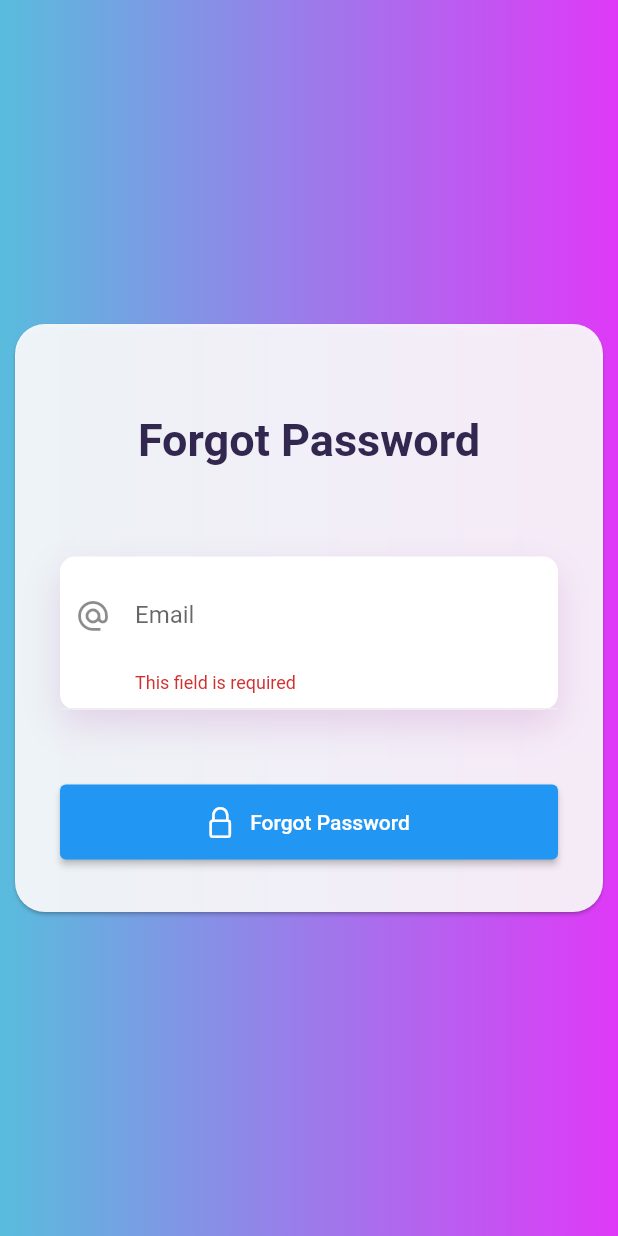
After one commit to yash1001-sojitra/mygovernweb, a Flutter app: the ForgotpassScreen screen opened by its route, after a tap on "Forgot Password", on a phone screen of 412 x 824 dp. The commit adds this screen. Run offline on Flutter 3.47's test engine with Material 2 defaults, Android fonts, the phone set to English and light mode, and no system bars; our stand-ins replace cloud_firestore, email_validator, file_picker, firebase_auth, firebase_core, firebase_storage and 6 more; accounts and stored records are empty.

Commit message:
forgot password complete

```diff
--- a/lib/Route/routes.dart
+++ b/lib/Route/routes.dart
@@ -2,6 +2,7 @@
 
 import 'package:fluro/fluro.dart';
 import 'package:flutter/material.dart';
+import 'package:mygovernweb/Screens/Authentication/forgotpass.dart';
 import 'package:mygovernweb/Screens/Authentication/signup.dart';
 import 'package:mygovernweb/Screens/HomeScreen/adminpanel.dart';
 
@@ -15,6 +16,9 @@ class Flurorouter {
   static Handler _signUpHandler = Handler(
       handlerFunc: (BuildContext? context, Map<String, dynamic> params) =>
           SignUpScreen());
+  static Handler _ForgotpassHandler = Handler(
+      handlerFunc: (BuildContext? context, Map<String, dynamic> params) =>
+          ForgotpassScreen());
   static Handler _HomescreenHandler = Handler(
       handlerFunc: (BuildContext? context, Map<String, dynamic> params) =>
           DashBoard());
@@ -32,6 +36,8 @@ class Flurorouter {
   static void setUpRouter() {
     router.define('/',
         handler: _signUpHandler, transitionType: TransitionType.fadeIn);
+    router.define('/forgotpass',
+        handler: _ForgotpassHandler, transitionType: TransitionType.fadeIn);
     router.define('/home',
         handler: _HomescreenHandler, transitionType: TransitionType.fadeIn);
     router.define('/Add_category',
--- /dev/null
+++ b/lib/Screens/Authentication/forgotpass.dart
@@ -0,0 +1,213 @@
+// ignore_for_file: use_build_context_synchronously
+
+import 'package:email_validator/email_validator.dart';
+import 'package:firebase_auth/firebase_auth.dart';
+import 'package:flutter/cupertino.dart';
+import 'package:flutter/material.dart';
+import 'package:get/get.dart';
+import 'package:lottie/lottie.dart';
+import 'package:rflutter_alert/rflutter_alert.dart';
+
+import '../../Logic/services/auth_services/auth_service.dart';
+
+class ForgotpassScreen extends StatefulWidget {
+  const ForgotpassScreen({super.key});
+
+  @override
+  State<ForgotpassScreen> createState() => _FotgotpassScreenState();
+}
+
+class _FotgotpassScreenState extends State<ForgotpassScreen> {
+  @override
+  Widget build(BuildContext context) {
+    final deviceSize = MediaQuery.of(context).size;
+
+    return Scaffold(
+      body: Container(
+        decoration: const BoxDecoration(
+          gradient:
+              LinearGradient(colors: [Color(0xff59bcdd), Color(0xffdf39f7)]),
+        ),
+        child: Row(
+          mainAxisAlignment: MainAxisAlignment.spaceAround,
+          children: [
+            if (deviceSize.width > 1100)
+              Lottie.asset('assets/animations/login_animation.json'),
+            Center(
+              child: SizedBox(
+                width: 400,
+                height: 400,
+                child: Card(
+                  shape: RoundedRectangleBorder(
+                    borderRadius: BorderRadius.circular(20),
+                  ),
+                  color: Colors.white.withAlpha(230),
+                  child: const FotgotpassForm(),
+                ),
+              ),
+            ),
+          ],
+        ),
+      ),
+    );
+  }
+}
+
+class FotgotpassForm extends StatefulWidget {
+  const FotgotpassForm({super.key});
+
+  @override
+  // ignore: library_private_types_in_public_api
+  _FotgotpassFormState createState() => _FotgotpassFormState();
+}
+
+class _FotgotpassFormState extends State<FotgotpassForm> {
+  late AuthService authService;
+  bool showLoading = false;
+  bool showAlert = false;
+  final _form = GlobalKey<FormState>();
+  bool _isValid = false;
+
+  void _saveForm() {
+    setState(() {
+      _isValid = _form.currentState!.validate();
+    });
+  }
+
+  final emailController = TextEditingController();
+  @override
+  Widget build(BuildContext context) {
+    // authService = Provider.of<AuthService>(context);
+    // final userDataProvider = Provider.of<UsereDataProvider>(context);
+
+    return Form(
+      key: _form,
+      child: ScrollConfiguration(
+        behavior: ScrollConfiguration.of(context).copyWith(scrollbars: false),
+        child: SingleChildScrollView(
+          physics: const PageScrollPhysics(),
+          child: Padding(
+              padding: const EdgeInsets.all(10.0),
+              child: Padding(
+                padding: const EdgeInsets.all(20.0),
+                child: Column(children: [
+                  const SizedBox(
+                    height: 30,
+                  ),
+                  const Text(
+                    'Forgot Password',
+                    style: TextStyle(
+                        color: Color.fromRGBO(49, 39, 79, 1),
+                        fontWeight: FontWeight.bold,
+                        fontSize: 30),
+                  ),
+                  const SizedBox(
+                    height: 60,
+                  ),
+                  Column(
+                    children: <Widget>[
+                      Container(
+                        decoration: BoxDecoration(
+                            borderRadius: BorderRadius.circular(10),
+                            color: Colors.white,
+                            boxShadow: const [
+                              BoxShadow(
+                                color: Color.fromRGBO(196, 135, 198, .3),
+                                blurRadius: 20,
+                                offset: Offset(0, 10),
+                              )
+                            ]),
+                        child: Container(
+                          padding: const EdgeInsets.all(10),
+                          decoration: BoxDecoration(
+                              border: Border(
+                                  bottom:
+                                      BorderSide(color: Colors.grey.shade200))),
+                          child: TextFormField(
+                            controller: emailController,
+                            validator: (value) {
+                              if (value == null || value.isEmpty) {
+                                return 'This field is required';
+                              }
+
+                              // using regular expression
+                              if (!RegExp(r'\S+@\S+\.\S+').hasMatch(value)) {
+                                return "Please enter a valid email address";
+                              }
+
+                              // the email is valid
+                              return null;
+                            },
+                            decoration: const InputDecoration(
+                                icon: Icon(Icons.alternate_email_outlined),
+                                labelText: "Email",
+                                hintText: "Email",
+                                border: InputBorder.none,
+                                hintStyle: TextStyle(color: Colors.grey)),
+                          ),
+                        ),
+                      ),
+                      const SizedBox(
+                        height: 20,
+                      ),
+                      const SizedBox(height: 30),
+                      ElevatedButton.icon(
+                        style: ElevatedButton.styleFrom(
+                            minimumSize: const Size.fromHeight(50)),
+                        onPressed: () async {
+                          _saveForm();
+                          if (_isValid) {
+                            progressIndicater(context, true);
+
+                            await FirebaseAuth.instance
+                                .sendPasswordResetEmail(
+                                    email: emailController.toString())
+                                .then((value) => Navigator.of(context).pop());
+                            progressIndicater(context, false);
+                            Get.toNamed('/');
+                          }
+                        },
+                        icon: const Icon(CupertinoIcons.lock),
+                        label: const Text('Forgot Password'),
+                      ),
+                    ],
+                  ),
+                ]),
+              )),
+        ),
+      ),
+    );
+  }
+
+  Future<void> alertBox(BuildContext context, e) {
+    setState(() {
+      showLoading = false;
+      showAlert = true;
+    });
+    return Alert(
+      context: context,
+      padding: const EdgeInsets.only(left: 10, right: 10),
+      title: "ALERT",
+      style: const AlertStyle(
+        descTextAlign: TextAlign.center,
+      ),
+      desc: e.toString(),
+    ).show();
+  }
+
+  Future<dynamic>? progressIndicater(BuildContext context, showLoading) {
+    if (showLoading == true) {
+      return showDialog(
+          context: context,
+          builder: (BuildContext context) {
+            return Center(
+                child: Lottie.asset("assets/animations/lodingtrans.json",
+                    height: 50, width: 50)
+                // CircularProgressIndicator(),
+                );
+          });
+    } else {
+      return null;
+    }
+  }
+}
--- a/lib/Screens/Authentication/signup.dart
+++ b/lib/Screens/Authentication/signup.dart
@@ -68,11 +68,12 @@ class _SignUpFormState extends State<SignUpForm> {
   bool ispasswordvisible = true;
   final _form = GlobalKey<FormState>();
 
+  bool _isValid = false;
+
   void _saveForm() {
-    final isValid = _form.currentState?.validate();
-    if (!isValid!) {
-      return;
-    }
+    setState(() {
+      _isValid = _form.currentState!.validate();
+    });
   }
 
   final emailController = TextEditingController();
@@ -133,6 +134,19 @@ class _SignUpFormState extends State<SignUpForm> {
                                   : userDataProvider.changeEmail(value);
                             },
                             controller: emailController,
+                            validator: (value) {
+                              if (value == null || value.isEmpty) {
+                                return 'This field is required';
+                              }
+
+                              // using regular expression
+                              if (!RegExp(r'\S+@\S+\.\S+').hasMatch(value)) {
+                                return "Please enter a valid email address";
+                              }
+
+                              // the email is valid
+                              return null;
+                            },
                             decoration: const InputDecoration(
                                 icon: Icon(Icons.alternate_email_outlined),
                                 labelText: "Email",
@@ -194,6 +208,7 @@ class _SignUpFormState extends State<SignUpForm> {
                             Navigator.pop(context);
                           } else {
                             _saveForm();
+                            if (_isValid) {
                               setState(() {
                                 showLoading = true;
                               });
@@ -206,6 +221,7 @@ class _SignUpFormState extends State<SignUpForm> {
                                   : progressIndicater(
                                       context, showLoading = true);
                               Navigator.pop(context);
+                            }
                           }
 
                           Get.toNamed('/home');
@@ -228,7 +244,12 @@ class _SignUpFormState extends State<SignUpForm> {
                         label: const Text("Google SignIn"),
                       ),
                       const SizedBox(height: 20),
-                      if (_isLogin) const Text("Forgot Password?"),
+                      if (_isLogin)
+                        GestureDetector(
+                            onTap: () {
+                              Get.toNamed('/forgotpass');
+                            },
+                            child: const Text("Forgot Password?")),
                       const SizedBox(height: 20),
                       InkWell(
                         onTap: () {
--- a/lib/main.dart
+++ b/lib/main.dart
@@ -37,7 +37,8 @@ Future<void> main() async {
         ),
       ],
       child: const MyApp(),
-  ));
+    ),
+  );
 }
 
 class MyApp extends StatefulWidget {
--- a/pubspec.yaml
+++ b/pubspec.yaml
@@ -54,6 +54,7 @@ dependencies:
   file_picker:
   mime_type: ^1.0.0
   rflutter_alert: null
+  email_validator: ^2.1.16
 
 
 dev_dependencies:
```
Also changed, not shown: pubspec.lock. Lines whose indentation alone changed are shown as unchanged.
